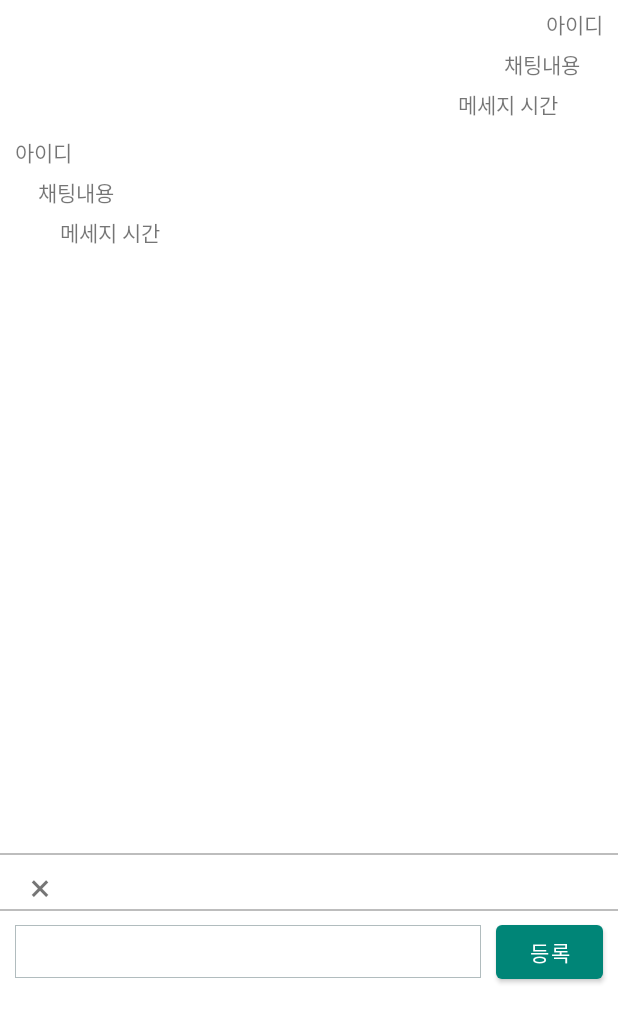
After one commit to GyeongNam/Suda-App, an Android app: the chatting screen opened directly, with no data from a screen before it, on a phone screen of 412 x 824 dp. The commit adds this screen. Shown: the top 1023 px of the screen. Run offline under Robolectric (Android 15) with nearby library versions, the phone set to English and light mode, and no system bars.

Commit message:
채팅 레이아웃 생성 사이드메뉴 채팅 항목 추가

```diff
--- a/app/src/main/AndroidManifest.xml
+++ b/app/src/main/AndroidManifest.xml
@@ -23,7 +23,9 @@
         android:theme="@style/AppTheme"
         android:usesCleartextTraffic="true"
         android:windowSoftInputMode="adjustResize">
-        <activity android:name=".setting"></activity>
+        <activity android:name=".chattingList"></activity>
+        <activity android:name=".chatting" />
+        <activity android:name=".setting" />
         <activity android:name=".DrawerActivity" />
         <activity android:name=".PostdetailActivity" />
         <activity android:name=".materialdesign" />
@@ -52,10 +54,9 @@
 
         <service android:name=".MyFirebaseMessagingService">
             <intent-filter>
-                <action android:name="com.google.firebase.MESSAGING_EVENT"/>
+                <action android:name="com.google.firebase.MESSAGING_EVENT" />
             </intent-filter>
         </service>
-
     </application>
 
 </manifest>
--- a/app/src/main/java/com/cookandroid/ccit_suda/DrawerActivity.java
+++ b/app/src/main/java/com/cookandroid/ccit_suda/DrawerActivity.java
@@ -49,7 +49,7 @@ import retrofit2.Callback;
 public class DrawerActivity extends AppCompatActivity {
     private DrawerLayout drawerLayout;
     private View drawerView;
-    private TextView free_board, daily_board, nomean_board, secret_board, mypost_board, setting_view;
+    private TextView free_board, daily_board, nomean_board, secret_board, mypost_board, setting_view, chat_view;
     private LinearLayout list_parent;
     String categorie;
     log a = new log();
@@ -78,6 +78,7 @@ public class DrawerActivity extends AppCompatActivity {
         drawerLayout = (DrawerLayout) findViewById(R.id.toolbar_lay);
         drawerView = (View) findViewById(R.id.drawer);
         mypost_board = (TextView) findViewById(R.id.mypost_board);
+        chat_view = (TextView) findViewById(R.id.chat_view);
         setting_view = (TextView) findViewById(R.id.setting_view);
         ImageButton home_button = findViewById(R.id.home_button);
 
@@ -107,6 +108,15 @@ public class DrawerActivity extends AppCompatActivity {
             public void onClick(View view) {
                 a.appendLog(date + "/M/setting/0");
                 Intent intent = new Intent(getApplicationContext(), setting.class);
+                startActivity(intent);
+            }
+        });
+
+        chat_view.setOnClickListener(new View.OnClickListener(){
+            @Override
+            public void onClick(View view) {
+                a.appendLog(date + "/M/setting/0");
+                Intent intent = new Intent(getApplicationContext(), chattingList.class);
                 startActivity(intent);
             }
         });
--- /dev/null
+++ b/app/src/main/java/com/cookandroid/ccit_suda/chatting.java
@@ -0,0 +1,15 @@
+package com.cookandroid.ccit_suda;
+
+import androidx.appcompat.app.AppCompatActivity;
+
+import android.os.Bundle;
+
+public class chatting extends AppCompatActivity {
+
+    @Override
+    protected void onCreate(Bundle savedInstanceState) {
+        super.onCreate(savedInstanceState);
+        setContentView(R.layout.activity_chatting);
+
+    }
+}
--- /dev/null
+++ b/app/src/main/java/com/cookandroid/ccit_suda/chattingList.java
@@ -0,0 +1,14 @@
+package com.cookandroid.ccit_suda;
+
+import androidx.appcompat.app.AppCompatActivity;
+
+import android.os.Bundle;
+
+public class chattingList extends AppCompatActivity {
+
+    @Override
+    protected void onCreate(Bundle savedInstanceState) {
+        super.onCreate(savedInstanceState);
+        setContentView(R.layout.activity_chatting_list);
+    }
+}
--- /dev/null
+++ b/app/src/main/res/layout/activity_chatting.xml
@@ -0,0 +1,178 @@
+<?xml version="1.0" encoding="utf-8"?>
+<LinearLayout xmlns:android="http://schemas.android.com/apk/res/android"
+    xmlns:app="http://schemas.android.com/apk/res-auto"
+    xmlns:tools="http://schemas.android.com/tools"
+    android:layout_width="match_parent"
+    android:layout_height="match_parent"
+    tools:context=".chatting">
+
+    <LinearLayout
+        android:layout_width="match_parent"
+        android:layout_height="match_parent"
+        android:orientation="vertical">
+
+        <ScrollView
+            android:layout_width="match_parent"
+            android:layout_height="568dp">
+
+            <LinearLayout
+                android:layout_width="match_parent"
+                android:layout_height="wrap_content"
+                android:orientation="vertical">
+
+                <LinearLayout
+                    android:layout_width="match_parent"
+                    android:layout_height="wrap_content"
+                    android:orientation="vertical">
+
+                    <TextView
+                        android:id="@+id/user_id2"
+                        android:layout_width="wrap_content"
+                        android:layout_height="wrap_content"
+                        android:layout_gravity="right"
+                        android:layout_marginLeft="10dp"
+                        android:layout_marginTop="5dp"
+                        android:layout_marginRight="10dp"
+                        android:layout_marginBottom="5dp"
+                        android:text="아이디" />
+
+                    <LinearLayout
+                        android:layout_width="match_parent"
+                        android:layout_height="wrap_content"
+                        android:orientation="vertical">
+
+                        <TextView
+                            android:id="@+id/chat2"
+                            android:layout_width="wrap_content"
+                            android:layout_height="wrap_content"
+                            android:layout_gravity="right"
+                            android:layout_marginRight="25dp"
+                            android:text="채팅내용" />
+
+
+                        <TextView
+                            android:id="@+id/message_time2"
+                            android:layout_width="wrap_content"
+                            android:layout_height="wrap_content"
+                            android:layout_gravity="right"
+                            android:layout_marginTop="5dp"
+                            android:layout_marginRight="40dp"
+                            android:layout_marginBottom="5dp"
+                            android:text="메세지 시간" />
+                    </LinearLayout>
+                </LinearLayout>
+
+                <LinearLayout
+                    android:layout_width="409dp"
+                    android:layout_height="wrap_content"
+                    android:orientation="vertical"
+                    tools:layout_editor_absoluteX="1dp"
+                    tools:layout_editor_absoluteY="1dp">
+
+                    <TextView
+                        android:id="@+id/user_id"
+                        android:layout_width="match_parent"
+                        android:layout_height="wrap_content"
+                        android:layout_marginLeft="10dp"
+                        android:layout_marginTop="5dp"
+                        android:layout_marginBottom="5dp"
+                        android:text="아이디" />
+
+                    <LinearLayout
+                        android:layout_width="match_parent"
+                        android:layout_height="wrap_content"
+                        android:orientation="vertical">
+
+                        <TextView
+                            android:id="@+id/chat"
+                            android:layout_width="wrap_content"
+                            android:layout_height="wrap_content"
+                            android:layout_marginLeft="25dp"
+                            android:text="채팅내용" />
+
+                        <TextView
+                            android:id="@+id/message_time"
+                            android:layout_width="match_parent"
+                            android:layout_height="wrap_content"
+                            android:layout_marginLeft="40dp"
+                            android:layout_marginTop="5dp"
+                            android:layout_marginBottom="5dp"
+                            android:text="메세지 시간" />
+
+                    </LinearLayout>
+                </LinearLayout>
+            </LinearLayout>
+        </ScrollView>
+
+        <LinearLayout
+            android:layout_width="match_parent"
+            android:layout_height="wrap_content"
+            android:orientation="vertical">
+
+            <LinearLayout
+                android:id="@+id/reply_top_layout"
+                android:layout_width="match_parent"
+                android:layout_height="37dp"
+                android:background="@drawable/topborder"
+                android:paddingTop="5dp"
+                android:paddingBottom="5dp">
+
+                <TextView
+                    android:id="@+id/reply_close"
+                    android:layout_width="wrap_content"
+                    android:layout_height="match_parent"
+                    android:layout_marginLeft="20dp"
+                    android:text="×"
+                    android:textSize="25dp" />
+
+                <LinearLayout
+                    android:layout_width="wrap_content"
+                    android:layout_height="wrap_content">
+
+                    <View
+                        android:layout_width="0dp"
+                        android:layout_height="0dp"
+                        android:layout_weight="1" />
+
+
+                </LinearLayout>
+
+            </LinearLayout>
+
+            <LinearLayout
+                android:id="@+id/reply_border_layout"
+                android:layout_width="match_parent"
+                android:layout_height="wrap_content"
+                android:background="@drawable/topborder"
+                android:orientation="horizontal">
+
+                <EditText
+                    android:id="@+id/replytext"
+                    android:layout_width="match_parent"
+                    android:layout_height="wrap_content"
+                    android:layout_gravity="center"
+                    android:layout_marginLeft="10dp"
+                    android:layout_marginTop="5dp"
+                    android:layout_marginRight="10dp"
+                    android:layout_marginBottom="5dp"
+                    android:layout_weight="5"
+                    android:background="@drawable/edge"
+                    android:maxHeight="100dp"
+                    android:maxLength="200"
+                    android:padding="5dp" />
+
+                <Button
+                    android:layout_width="wrap_content"
+                    android:layout_height="wrap_content"
+                    android:layout_gravity="center"
+                    android:layout_marginTop="5dp"
+                    android:layout_marginRight="10dp"
+                    android:layout_marginBottom="5dp"
+                    android:layout_weight="1"
+                    android:text="등록" />
+            </LinearLayout>
+        </LinearLayout>
+
+    </LinearLayout>
+
+</LinearLayout>
--- /dev/null
+++ b/app/src/main/res/layout/activity_chatting_list.xml
@@ -0,0 +1,27 @@
+<?xml version="1.0" encoding="utf-8"?>
+<LinearLayout xmlns:android="http://schemas.android.com/apk/res/android"
+    xmlns:app="http://schemas.android.com/apk/res-auto"
+    xmlns:tools="http://schemas.android.com/tools"
+    android:layout_width="match_parent"
+    android:layout_height="match_parent"
+    tools:context=".chattingList">
+
+    <TextView
+        android:layout_width="match_parent"
+        android:layout_height="wrap_content"
+        android:text="채팅방 LIST"
+        android:gravity="center"
+        android:textSize="15dp"
+        android:paddingTop="10dp"
+        android:paddingBottom="10dp"
+        android:textColor="#dd000000"
+        android:textStyle="bold"
+        android:background="#11000000"/>
+
+    <ListView
+        android:layout_width="match_parent"
+        android:layout_height="match_parent"
+        android:layout_marginBottom="50dp"/>
+
+
+</LinearLayout>
--- a/app/src/main/res/layout/activity_drawer.xml
+++ b/app/src/main/res/layout/activity_drawer.xml
@@ -31,6 +31,15 @@
         android:gravity="center_horizontal"/>
 
     <TextView
+        android:id="@+id/chat_view"
+        android:layout_width="match_parent"
+        android:layout_height="wrap_content"
+        android:text="채팅"
+        android:paddingTop="10dp"
+        android:paddingBottom="10dp"
+        android:gravity="center_horizontal"/>
+
+    <TextView
         android:id="@+id/setting_view"
         android:layout_width="match_parent"
         android:layout_height="wrap_content"
```
